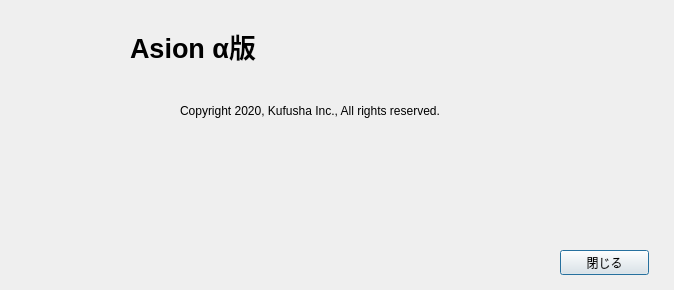
HirokiMori1/AsionAlphaUI, file aboutdialog.ui: the form before one commit.
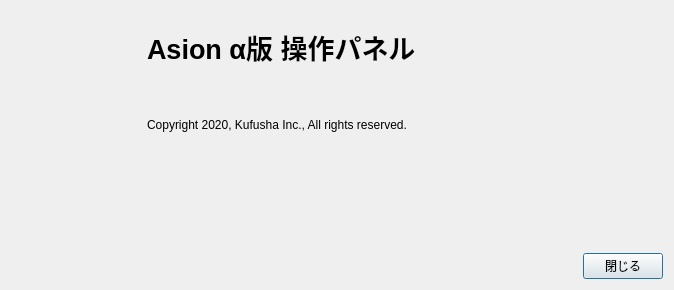
The form after the commit.

Commit message: Change allback script and About UI.

Patch:
```diff
--- a/aboutdialog.ui
+++ b/aboutdialog.ui
@@ -13,15 +13,11 @@
   <property name="windowTitle">
    <string>About Asion Ver. α</string>
   </property>
+  <layout class="QVBoxLayout" name="verticalLayout">
+   <item>
+    <layout class="QHBoxLayout" name="horizontalLayout">
+     <item>
   <widget class="QLabel" name="AsionImgLabel">
-   <property name="geometry">
-    <rect>
-     <x>10</x>
-     <y>10</y>
-     <width>130</width>
-     <height>150</height>
-    </rect>
-   </property>
    <property name="minimumSize">
     <size>
      <width>130</width>
@@ -41,75 +37,11 @@
     <bool>true</bool>
    </property>
   </widget>
-  <widget class="QLabel" name="KufushaImgLabel">
-   <property name="geometry">
-    <rect>
-     <x>570</x>
-     <y>160</y>
-     <width>47</width>
-     <height>80</height>
-    </rect>
-   </property>
-   <property name="minimumSize">
-    <size>
-     <width>47</width>
-     <height>80</height>
-    </size>
-   </property>
-   <property name="maximumSize">
-    <size>
-     <width>47</width>
-     <height>80</height>
-    </size>
-   </property>
-   <property name="text">
-    <string/>
-   </property>
-   <property name="scaledContents">
-    <bool>true</bool>
-   </property>
-  </widget>
-  <widget class="QLabel" name="FDesignImgLabel">
-   <property name="geometry">
-    <rect>
-     <x>350</x>
-     <y>178</y>
-     <width>167</width>
-     <height>47</height>
-    </rect>
-   </property>
-   <property name="text">
-    <string/>
-   </property>
-   <property name="scaledContents">
-    <bool>true</bool>
-   </property>
-  </widget>
-  <widget class="QLabel" name="CarrotImgLabel">
-   <property name="geometry">
-    <rect>
-     <x>10</x>
-     <y>179</y>
-     <width>289</width>
-     <height>45</height>
-    </rect>
-   </property>
-   <property name="text">
-    <string/>
-   </property>
-   <property name="scaledContents">
-    <bool>true</bool>
-   </property>
-  </widget>
+     </item>
+     <item>
+      <layout class="QVBoxLayout" name="verticalLayout_2">
+       <item>
   <widget class="QLabel" name="label_5">
-   <property name="geometry">
-    <rect>
-     <x>130</x>
-     <y>20</y>
-     <width>231</width>
-     <height>51</height>
-    </rect>
-   </property>
    <property name="font">
     <font>
      <pointsize>20</pointsize>
@@ -118,38 +50,192 @@
     </font>
    </property>
    <property name="text">
-    <string>Asion α版</string>
-   </property>
-  </widget>
+          <string>Asion α版 操作パネル</string>
+         </property>
+        </widget>
+       </item>
+       <item>
   <widget class="QLabel" name="label_6">
-   <property name="geometry">
-    <rect>
-     <x>180</x>
-     <y>80</y>
-     <width>471</width>
-     <height>61</height>
-    </rect>
-   </property>
    <property name="text">
     <string>Copyright 2020, Kufusha Inc., All rights reserved.</string>
    </property>
+         <property name="alignment">
+          <set>Qt::AlignLeading|Qt::AlignLeft|Qt::AlignVCenter</set>
+         </property>
    <property name="wordWrap">
     <bool>true</bool>
    </property>
   </widget>
+       </item>
+      </layout>
+     </item>
+    </layout>
+   </item>
+   <item>
+    <layout class="QHBoxLayout" name="horizontalLayout_2">
+     <item>
+      <spacer name="horizontalSpacer_4">
+       <property name="orientation">
+        <enum>Qt::Horizontal</enum>
+       </property>
+       <property name="sizeHint" stdset="0">
+        <size>
+         <width>40</width>
+         <height>20</height>
+        </size>
+       </property>
+      </spacer>
+     </item>
+     <item>
+      <widget class="QLabel" name="CarrotImgLabel">
+       <property name="sizePolicy">
+        <sizepolicy hsizetype="Fixed" vsizetype="Fixed">
+         <horstretch>0</horstretch>
+         <verstretch>0</verstretch>
+        </sizepolicy>
+       </property>
+       <property name="minimumSize">
+        <size>
+         <width>289</width>
+         <height>45</height>
+        </size>
+       </property>
+       <property name="maximumSize">
+        <size>
+         <width>289</width>
+         <height>45</height>
+        </size>
+       </property>
+       <property name="text">
+        <string/>
+       </property>
+       <property name="scaledContents">
+        <bool>true</bool>
+       </property>
+      </widget>
+     </item>
+     <item>
+      <spacer name="horizontalSpacer_2">
+       <property name="orientation">
+        <enum>Qt::Horizontal</enum>
+       </property>
+       <property name="sizeHint" stdset="0">
+        <size>
+         <width>40</width>
+         <height>20</height>
+        </size>
+       </property>
+      </spacer>
+     </item>
+     <item>
+      <widget class="QLabel" name="FDesignImgLabel">
+       <property name="sizePolicy">
+        <sizepolicy hsizetype="Fixed" vsizetype="Fixed">
+         <horstretch>0</horstretch>
+         <verstretch>0</verstretch>
+        </sizepolicy>
+       </property>
+       <property name="minimumSize">
+        <size>
+         <width>167</width>
+         <height>47</height>
+        </size>
+       </property>
+       <property name="maximumSize">
+        <size>
+         <width>167</width>
+         <height>47</height>
+        </size>
+       </property>
+       <property name="text">
+        <string/>
+       </property>
+       <property name="scaledContents">
+        <bool>true</bool>
+       </property>
+      </widget>
+     </item>
+     <item>
+      <spacer name="horizontalSpacer_3">
+       <property name="orientation">
+        <enum>Qt::Horizontal</enum>
+       </property>
+       <property name="sizeHint" stdset="0">
+        <size>
+         <width>40</width>
+         <height>20</height>
+        </size>
+       </property>
+      </spacer>
+     </item>
+     <item>
+      <widget class="QLabel" name="KufushaImgLabel">
+       <property name="sizePolicy">
+        <sizepolicy hsizetype="Fixed" vsizetype="Fixed">
+         <horstretch>0</horstretch>
+         <verstretch>0</verstretch>
+        </sizepolicy>
+       </property>
+       <property name="minimumSize">
+        <size>
+         <width>47</width>
+         <height>80</height>
+        </size>
+       </property>
+       <property name="maximumSize">
+        <size>
+         <width>47</width>
+         <height>80</height>
+        </size>
+       </property>
+       <property name="text">
+        <string/>
+       </property>
+       <property name="scaledContents">
+        <bool>true</bool>
+       </property>
+      </widget>
+     </item>
+     <item>
+      <spacer name="horizontalSpacer_5">
+       <property name="orientation">
+        <enum>Qt::Horizontal</enum>
+       </property>
+       <property name="sizeHint" stdset="0">
+        <size>
+         <width>40</width>
+         <height>20</height>
+        </size>
+       </property>
+      </spacer>
+     </item>
+    </layout>
+   </item>
+   <item>
+    <layout class="QHBoxLayout" name="horizontalLayout_3">
+     <item>
+      <spacer name="horizontalSpacer">
+       <property name="orientation">
+        <enum>Qt::Horizontal</enum>
+       </property>
+       <property name="sizeHint" stdset="0">
+        <size>
+         <width>40</width>
+         <height>20</height>
+        </size>
+       </property>
+      </spacer>
+     </item>
+     <item>
   <widget class="QPushButton" name="pushButton">
-   <property name="geometry">
-    <rect>
-     <x>560</x>
-     <y>250</y>
-     <width>89</width>
-     <height>25</height>
-    </rect>
-   </property>
    <property name="text">
     <string>閉じる</string>
    </property>
   </widget>
+     </item>
+    </layout>
+   </item>
+  </layout>
  </widget>
  <resources/>
  <connections/>
```
Lines whose indentation alone changed are shown as unchanged. The commit also changes 5 other files.
